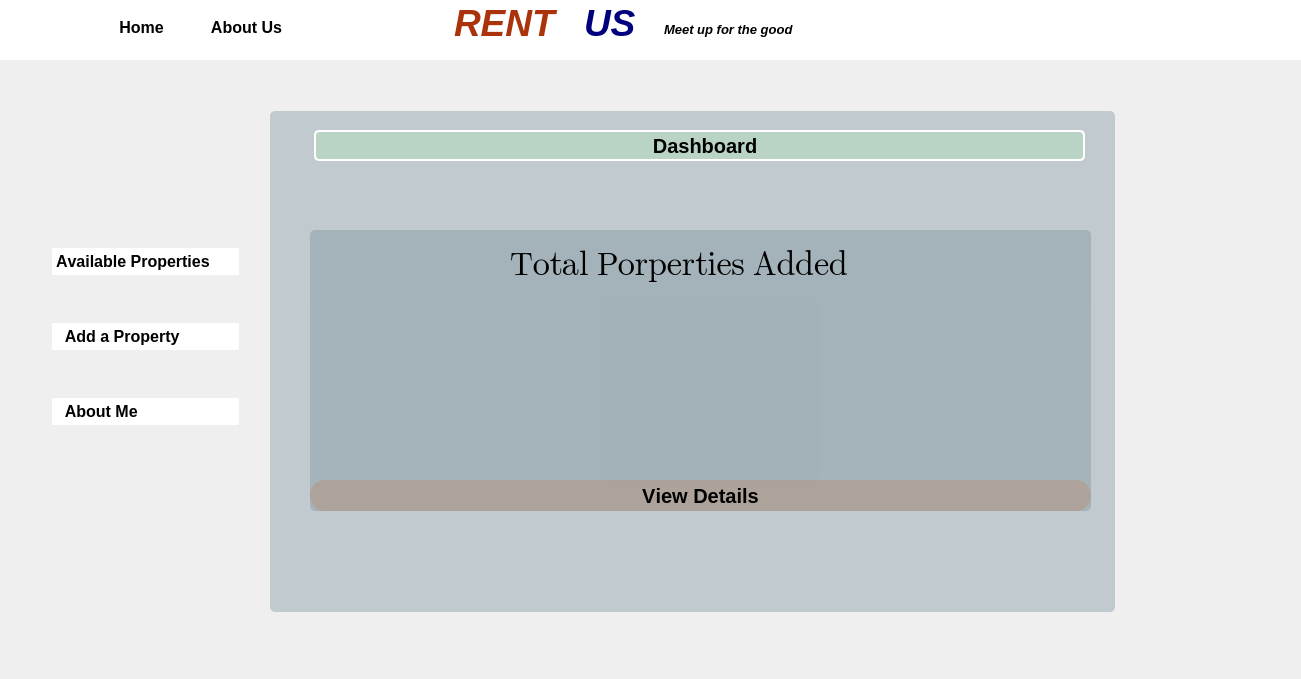
Before: the Qt Designer form dashboard.ui in kausik10/RentUs, drawn with Qt 5.
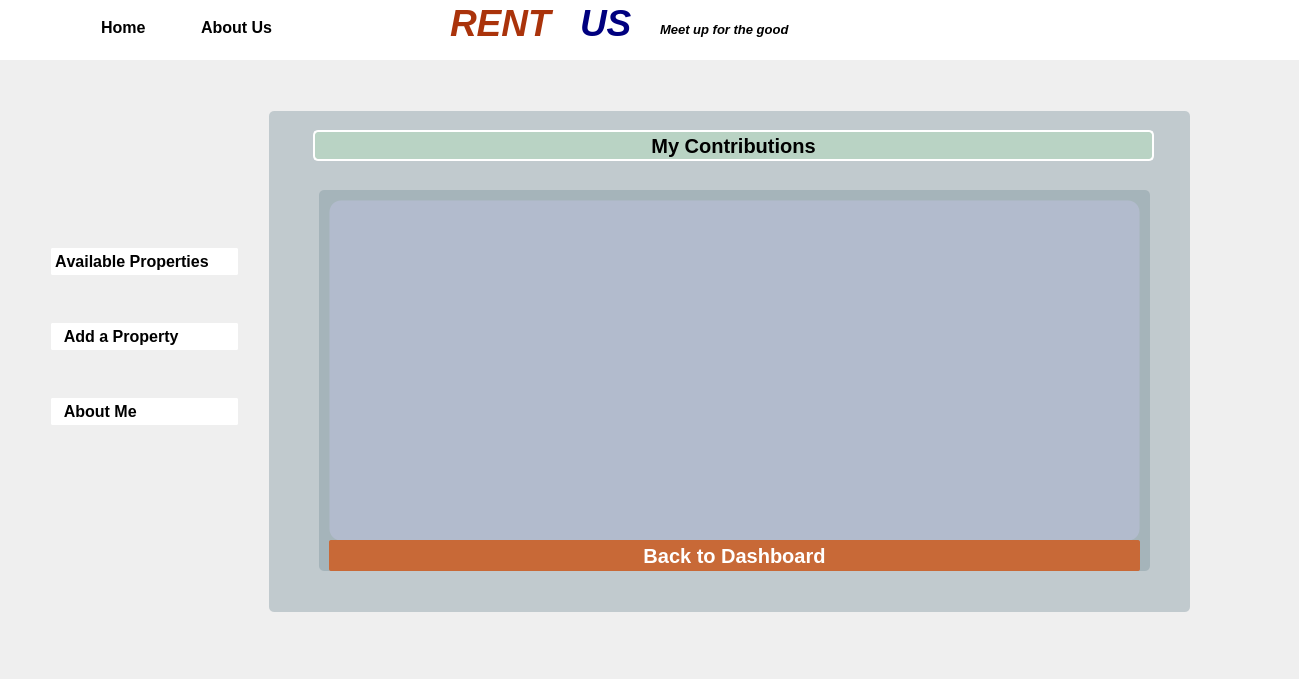
After: the same form once the commit is applied. Icons and pictures are not drawn.

```diff
--- a/dashboard.ui
+++ b/dashboard.ui
@@ -6,7 +6,7 @@
    <rect>
     <x>0</x>
     <y>0</y>
-    <width>1301</width>
+    <width>1299</width>
     <height>679</height>
    </rect>
   </property>
@@ -56,6 +56,9 @@
      <height>661</height>
     </rect>
    </property>
+   <property name="currentIndex">
+    <number>1</number>
+   </property>
    <widget class="QWidget" name="dashboard">
     <widget class="QPlainTextEdit" name="plainTextEdit">
      <property name="geometry">
@@ -76,7 +79,7 @@
     <widget class="QPushButton" name="pushButton_3">
      <property name="geometry">
       <rect>
-       <x>101</x>
+       <x>98</x>
        <y>12</y>
        <width>81</width>
        <height>31</height>
@@ -112,7 +115,7 @@
     <widget class="QTextEdit" name="textEdit">
      <property name="geometry">
       <rect>
-       <x>449</x>
+       <x>446</x>
        <y>-3</y>
        <width>121</width>
        <height>61</height>
@@ -144,7 +147,7 @@
     <widget class="QTextEdit" name="textEdit_3">
      <property name="geometry">
       <rect>
-       <x>659</x>
+       <x>656</x>
        <y>17</y>
        <width>171</width>
        <height>41</height>
@@ -188,7 +191,7 @@
     <widget class="QPushButton" name="pushButton_4">
      <property name="geometry">
       <rect>
-       <x>201</x>
+       <x>198</x>
        <y>12</y>
        <width>91</width>
        <height>31</height>
@@ -264,14 +267,14 @@
          </font>
         </property>
         <property name="styleSheet">
-         <string notr="true">#pushButton_2
+         <string notr="true">#pushButton_7
 {
 color: black;
 	background: rgb(255,255,255);
 	border: 2px solid white;
 	border-radius: 2px;
 }
-#pushButton_2:hover
+#pushButton_7:hover
 {
 	background: rgb(220,220,200);
 }</string>
@@ -400,7 +403,7 @@
     <widget class="QTextEdit" name="textEdit_2">
      <property name="geometry">
       <rect>
-       <x>579</x>
+       <x>576</x>
        <y>-3</y>
        <width>81</width>
        <height>61</height>
@@ -441,7 +444,7 @@
       <rect>
        <x>314</x>
        <y>130</y>
-       <width>771</width>
+       <width>841</width>
        <height>31</height>
       </rect>
      </property>
@@ -485,8 +488,8 @@
      <property name="geometry">
       <rect>
        <x>310</x>
-       <y>480</y>
-       <width>781</width>
+       <y>540</y>
+       <width>841</width>
        <height>31</height>
       </rect>
      </property>
@@ -505,12 +508,21 @@
      <property name="styleSheet">
       <string notr="true">#pushButton_8
 {
-	color: black;
-	background: rgba(200,105,55, 60);
+	color: white;
+	background: rgb(200,105,55);
 	border: 0px solid white ;
-	border-radius: 15px;
+
 	text-align: center;
 }
+#pushButton_8:hover
+{
+	color: white;
+	background: rgb(10,150,220);
+	border: 0px solid white ;
+
+	text-align: center;
+}
+
 </string>
      </property>
      <property name="text">
@@ -538,7 +550,7 @@
       <rect>
        <x>270</x>
        <y>111</y>
-       <width>845</width>
+       <width>921</width>
        <height>501</height>
       </rect>
      </property>
@@ -559,10 +571,10 @@
      </property>
      <property name="geometry">
       <rect>
-       <x>310</x>
-       <y>230</y>
-       <width>781</width>
-       <height>281</height>
+       <x>320</x>
+       <y>190</y>
+       <width>831</width>
+       <height>381</height>
       </rect>
      </property>
      <property name="styleSheet">
@@ -577,22 +589,22 @@
      <property name="geometry">
       <rect>
        <x>600</x>
-       <y>300</y>
-       <width>221</width>
-       <height>181</height>
+       <y>320</y>
+       <width>301</width>
+       <height>221</height>
       </rect>
      </property>
      <property name="font">
       <font>
        <family>Segoe UI Emoji</family>
-       <pointsize>72</pointsize>
+       <pointsize>80</pointsize>
        <italic>false</italic>
        <bold>false</bold>
       </font>
      </property>
      <property name="styleSheet">
       <string notr="true">background: rgba(123,145,156,13);
-border-radius:5px;
+
 border: none;</string>
      </property>
      <property name="readOnly">
@@ -603,15 +615,15 @@
 &lt;html&gt;&lt;head&gt;&lt;meta name=&quot;qrichtext&quot; content=&quot;1&quot; /&gt;&lt;meta charset=&quot;utf-8&quot; /&gt;&lt;style type=&quot;text/css&quot;&gt;
 p, li { white-space: pre-wrap; }
 hr { height: 1px; border-width: 0; }
-&lt;/style&gt;&lt;/head&gt;&lt;body style=&quot; font-family:'Segoe UI Emoji'; font-size:72pt; font-weight:400; font-style:normal;&quot;&gt;
-&lt;p align=&quot;center&quot; style=&quot;-qt-paragraph-type:empty; margin-top:0px; margin-bottom:0px; margin-left:0px; margin-right:0px; -qt-block-indent:0; text-indent:0px;&quot;&gt;&lt;br /&gt;&lt;/p&gt;&lt;/body&gt;&lt;/html&gt;</string>
+&lt;/style&gt;&lt;/head&gt;&lt;body style=&quot; font-family:'Segoe UI Emoji'; font-size:80pt; font-weight:400; font-style:normal;&quot;&gt;
+&lt;p align=&quot;center&quot; style=&quot;-qt-paragraph-type:empty; margin-top:0px; margin-bottom:0px; margin-left:0px; margin-right:0px; -qt-block-indent:0; text-indent:0px; font-size:72pt;&quot;&gt;&lt;br /&gt;&lt;/p&gt;&lt;/body&gt;&lt;/html&gt;</string>
      </property>
     </widget>
     <widget class="QLineEdit" name="lineEdit">
      <property name="geometry">
       <rect>
-       <x>310</x>
-       <y>230</y>
+       <x>360</x>
+       <y>210</y>
        <width>781</width>
        <height>71</height>
       </rect>
@@ -629,7 +641,7 @@
 border-radius:5px;</string>
      </property>
      <property name="text">
-      <string>                        Total Porperties Added</string>
+      <string>                               My Contributions </string>
      </property>
      <property name="readOnly">
       <bool>true</bool>
@@ -651,6 +663,615 @@
     <zorder>pushButton_8</zorder>
     <zorder>lineEdit</zorder>
    </widget>
+   <widget class="QWidget" name="page">
+    <widget class="QStackedWidget" name="stackedWidget_2">
+     <property name="geometry">
+      <rect>
+       <x>-1</x>
+       <y>0</y>
+       <width>1301</width>
+       <height>661</height>
+      </rect>
+     </property>
+     <property name="currentIndex">
+      <number>0</number>
+     </property>
+     <widget class="QWidget" name="dashboard_2">
+      <widget class="QPlainTextEdit" name="plainTextEdit_2">
+       <property name="geometry">
+        <rect>
+         <x>0</x>
+         <y>-1</y>
+         <width>1311</width>
+         <height>61</height>
+        </rect>
+       </property>
+       <property name="styleSheet">
+        <string notr="true">#plaintextEdit
+{
+	border: 2px solid brown;
+}</string>
+       </property>
+      </widget>
+      <widget class="QPushButton" name="pushButton_5">
+       <property name="geometry">
+        <rect>
+         <x>98</x>
+         <y>12</y>
+         <width>81</width>
+         <height>31</height>
+        </rect>
+       </property>
+       <property name="font">
+        <font>
+         <pointsize>12</pointsize>
+         <bold>true</bold>
+        </font>
+       </property>
+       <property name="styleSheet">
+        <string notr="true">#pushButton_3
+{
+	color: black;
+	background: rgb(255,255,255);
+	border: 2px solid white;
+	border-radius: 2px;
+}
+#pushButton_3:hover
+{
+	background: rgb(220,220,200);
+}</string>
+       </property>
+       <property name="text">
+        <string>Home</string>
+       </property>
+       <property name="icon">
+        <iconset resource="src.qrc">
+         <normaloff>:/image/images/home.png</normaloff>:/image/images/home.png</iconset>
+       </property>
+      </widget>
+      <widget class="QTextEdit" name="textEdit_5">
+       <property name="geometry">
+        <rect>
+         <x>446</x>
+         <y>-3</y>
+         <width>121</width>
+         <height>61</height>
+        </rect>
+       </property>
+       <property name="font">
+        <font>
+         <kerning>false</kerning>
+        </font>
+       </property>
+       <property name="acceptDrops">
+        <bool>false</bool>
+       </property>
+       <property name="undoRedoEnabled">
+        <bool>false</bool>
+       </property>
+       <property name="readOnly">
+        <bool>true</bool>
+       </property>
+       <property name="html">
+        <string>&lt;!DOCTYPE HTML PUBLIC &quot;-//W3C//DTD HTML 4.0//EN&quot; &quot;http://www.w3.org/TR/REC-html40/strict.dtd&quot;&gt;
+&lt;html&gt;&lt;head&gt;&lt;meta name=&quot;qrichtext&quot; content=&quot;1&quot; /&gt;&lt;meta charset=&quot;utf-8&quot; /&gt;&lt;style type=&quot;text/css&quot;&gt;
+p, li { white-space: pre-wrap; }
+hr { height: 1px; border-width: 0; }
+&lt;/style&gt;&lt;/head&gt;&lt;body style=&quot; font-family:'Segoe UI'; font-size:9pt; font-weight:400; font-style:normal;&quot;&gt;
+&lt;p style=&quot; margin-top:0px; margin-bottom:0px; margin-left:0px; margin-right:0px; -qt-block-indent:0; text-indent:0px;&quot;&gt;&lt;span style=&quot; font-size:28pt; font-weight:700; font-style:italic; color:#aa330b;&quot;&gt;RENT&lt;/span&gt;&lt;/p&gt;&lt;/body&gt;&lt;/html&gt;</string>
+       </property>
+      </widget>
+      <widget class="QTextEdit" name="textEdit_6">
+       <property name="geometry">
+        <rect>
+         <x>656</x>
+         <y>17</y>
+         <width>171</width>
+         <height>41</height>
+        </rect>
+       </property>
+       <property name="font">
+        <font>
+         <kerning>false</kerning>
+        </font>
+       </property>
+       <property name="mouseTracking">
+        <bool>false</bool>
+       </property>
+       <property name="acceptDrops">
+        <bool>false</bool>
+       </property>
+       <property name="whatsThis">
+        <string notr="true"/>
+       </property>
+       <property name="accessibleName">
+        <string notr="true"/>
+       </property>
+       <property name="accessibleDescription">
+        <string notr="true"/>
+       </property>
+       <property name="undoRedoEnabled">
+        <bool>false</bool>
+       </property>
+       <property name="readOnly">
+        <bool>true</bool>
+       </property>
+       <property name="html">
+        <string>&lt;!DOCTYPE HTML PUBLIC &quot;-//W3C//DTD HTML 4.0//EN&quot; &quot;http://www.w3.org/TR/REC-html40/strict.dtd&quot;&gt;
+&lt;html&gt;&lt;head&gt;&lt;meta name=&quot;qrichtext&quot; content=&quot;1&quot; /&gt;&lt;meta charset=&quot;utf-8&quot; /&gt;&lt;style type=&quot;text/css&quot;&gt;
+p, li { white-space: pre-wrap; }
+hr { height: 1px; border-width: 0; }
+&lt;/style&gt;&lt;/head&gt;&lt;body style=&quot; font-family:'Segoe UI'; font-size:9pt; font-weight:400; font-style:normal;&quot;&gt;
+&lt;p style=&quot; margin-top:0px; margin-bottom:0px; margin-left:0px; margin-right:0px; -qt-block-indent:0; text-indent:0px;&quot;&gt;&lt;span style=&quot; font-size:10pt; font-weight:700; font-style:italic;&quot;&gt;Meet up for the good&lt;/span&gt;&lt;/p&gt;&lt;/body&gt;&lt;/html&gt;</string>
+       </property>
+      </widget>
+      <widget class="QPushButton" name="pushButton_9">
+       <property name="geometry">
+        <rect>
+         <x>198</x>
+         <y>12</y>
+         <width>91</width>
+         <height>31</height>
+        </rect>
+       </property>
+       <property name="font">
+        <font>
+         <pointsize>12</pointsize>
+         <bold>true</bold>
+        </font>
+       </property>
+       <property name="styleSheet">
+        <string notr="true">#pushButton_4
+{
+color: black;
+	background: rgb(255,255,255);
+	border: 2px solid white;
+	border-radius: 2px;
+}
+#pushButton_4:hover
+{
+	background: rgb(220,220,200);
+}</string>
+       </property>
+       <property name="text">
+        <string>About Us</string>
+       </property>
+      </widget>
+      <widget class="QTextEdit" name="textEdit_7">
+       <property name="geometry">
+        <rect>
+         <x>1181</x>
+         <y>7</y>
+         <width>104</width>
+         <height>51</height>
+        </rect>
+       </property>
+       <property name="acceptDrops">
+        <bool>false</bool>
+       </property>
+       <property name="styleSheet">
+        <string notr="true">#textEdit_7
+{
+	border-image: url(:/image/images/user.png);
+}</string>
+       </property>
+       <property name="undoRedoEnabled">
+        <bool>false</bool>
+       </property>
+       <property name="readOnly">
+        <bool>true</bool>
+       </property>
+      </widget>
+      <widget class="QWidget" name="layoutWidget_2">
+       <property name="geometry">
+        <rect>
+         <x>52</x>
+         <y>206</y>
+         <width>187</width>
+         <height>261</height>
+        </rect>
+       </property>
+       <layout class="QVBoxLayout" name="verticalLayout_2">
+        <item>
+         <widget class="QPushButton" name="pushButton_10">
+          <property name="font">
+           <font>
+            <pointsize>12</pointsize>
+            <italic>false</italic>
+            <bold>true</bold>
+            <stylestrategy>PreferDefault</stylestrategy>
+            <kerning>false</kerning>
+           </font>
+          </property>
+          <property name="styleSheet">
+           <string notr="true">#pushButton_10
+{
+color: black;
+	background: rgb(255,255,255);
+	border: 2px solid white;
+	border-radius: 2px;
+}
+#pushButton_10:hover
+{
+	background: rgb(220,220,200);
+}</string>
+          </property>
+          <property name="text">
+           <string>Available Properties</string>
+          </property>
+          <property name="icon">
+           <iconset resource="src.qrc">
+            <normaloff>:/image/images/report.png</normaloff>:/image/images/report.png</iconset>
+          </property>
+         </widget>
+        </item>
+        <item>
+         <widget class="QPushButton" name="pushButton_11">
+          <property name="font">
+           <font>
+            <pointsize>12</pointsize>
+            <italic>false</italic>
+            <bold>true</bold>
+            <stylestrategy>PreferDefault</stylestrategy>
+            <kerning>false</kerning>
+           </font>
+          </property>
+          <property name="styleSheet">
+           <string notr="true">#pushButton_11
+{
+color: black;
+	background: rgb(255,255,255);
+	border: 2px solid white;
+	border-radius: 2px;
+}
+#pushButton_11:hover
+{
+	background: rgb(220,220,200);
+}</string>
+          </property>
+          <property name="text">
+           <string>  Add a Property</string>
+          </property>
+          <property name="icon">
+           <iconset resource="src.qrc">
+            <normaloff>:/image/images/home.png</normaloff>:/image/images/home.png</iconset>
+          </property>
+         </widget>
+        </item>
+        <item>
+         <widget class="QPushButton" name="pushButton_12">
+          <property name="font">
+           <font>
+            <pointsize>12</pointsize>
+            <italic>false</italic>
+            <bold>true</bold>
+            <stylestrategy>PreferDefault</stylestrategy>
+            <kerning>false</kerning>
+           </font>
+          </property>
+          <property name="mouseTracking">
+           <bool>true</bool>
+          </property>
+          <property name="styleSheet">
+           <string notr="true">#pushButton_12
+{
+color: black;
+	background: rgb(255,255,255);
+	border: 2px solid white;
+	border-radius: 2px;
+}
+#pushButton_12:hover
+{
+	background: rgb(220,220,200);
+}</string>
+          </property>
+          <property name="text">
+           <string>  About Me</string>
+          </property>
+          <property name="icon">
+           <iconset resource="src.qrc">
+            <normaloff>:/image/images/user.png</normaloff>:/image/images/user.png</iconset>
+          </property>
+          <property name="autoDefault">
+           <bool>false</bool>
+          </property>
+          <property name="default">
+           <bool>false</bool>
+          </property>
+          <property name="flat">
+           <bool>false</bool>
+          </property>
+         </widget>
+        </item>
+       </layout>
+      </widget>
+      <widget class="QPushButton" name="menu_btn_2">
+       <property name="geometry">
+        <rect>
+         <x>1</x>
+         <y>-11</y>
+         <width>81</width>
+         <height>71</height>
+        </rect>
+       </property>
+       <property name="font">
+        <font>
+         <pointsize>11</pointsize>
+         <bold>true</bold>
+        </font>
+       </property>
+       <property name="styleSheet">
+        <string notr="true">#menu_btn_2
+{
+	color: black;
+	background: rgb(255,255,255);
+	border: 0px;
+	border-radius: 0px;
+	pading: 2px;
+}
+#menu_btn_2:hover
+{
+	background: rgb(50,50,50);
+	color: white;
+}
+#menu_btn_2::menu-indicator{ image: none; }</string>
+       </property>
+      </widget>
+      <widget class="QTextEdit" name="textEdit_8">
+       <property name="geometry">
+        <rect>
+         <x>576</x>
+         <y>-3</y>
+         <width>81</width>
+         <height>61</height>
+        </rect>
+       </property>
+       <property name="font">
+        <font>
+         <kerning>false</kerning>
+        </font>
+       </property>
+       <property name="acceptDrops">
+        <bool>false</bool>
+       </property>
+       <property name="styleSheet">
+        <string notr="true">#textEdit_2
+{
+	border-color: white;
+	bordrer: none;
+}</string>
+       </property>
+       <property name="undoRedoEnabled">
+        <bool>false</bool>
+       </property>
+       <property name="readOnly">
+        <bool>true</bool>
+       </property>
+       <property name="html">
+        <string>&lt;!DOCTYPE HTML PUBLIC &quot;-//W3C//DTD HTML 4.0//EN&quot; &quot;http://www.w3.org/TR/REC-html40/strict.dtd&quot;&gt;
+&lt;html&gt;&lt;head&gt;&lt;meta name=&quot;qrichtext&quot; content=&quot;1&quot; /&gt;&lt;meta charset=&quot;utf-8&quot; /&gt;&lt;style type=&quot;text/css&quot;&gt;
+p, li { white-space: pre-wrap; }
+hr { height: 1px; border-width: 0; }
+&lt;/style&gt;&lt;/head&gt;&lt;body style=&quot; font-family:'Segoe UI'; font-size:9pt; font-weight:400; font-style:normal;&quot;&gt;
+&lt;p style=&quot; margin-top:0px; margin-bottom:0px; margin-left:0px; margin-right:0px; -qt-block-indent:0; text-indent:0px;&quot;&gt;&lt;span style=&quot; font-size:28pt; font-weight:700; font-style:italic; color:#00007f;&quot;&gt;US&lt;/span&gt;&lt;/p&gt;&lt;/body&gt;&lt;/html&gt;</string>
+       </property>
+      </widget>
+      <widget class="QPushButton" name="pushButton_35">
+       <property name="geometry">
+        <rect>
+         <x>314</x>
+         <y>130</y>
+         <width>841</width>
+         <height>31</height>
+        </rect>
+       </property>
+       <property name="font">
+        <font>
+         <pointsize>15</pointsize>
+         <italic>false</italic>
+         <bold>true</bold>
+         <stylestrategy>PreferDefault</stylestrategy>
+         <kerning>false</kerning>
+        </font>
+       </property>
+       <property name="styleSheet">
+        <string notr="true">
+#pushButton_35
+{
+border-radius: 5px;
+border: 2px solid white;
+background-color: rgba(150, 255, 147, 45);
+text-align: center;
+
+}
+
+</string>
+       </property>
+       <property name="text">
+        <string>My Contributions</string>
+       </property>
+       <property name="icon">
+        <iconset resource="src.qrc">
+         <normaloff>:/image/images/report.png</normaloff>:/image/images/report.png</iconset>
+       </property>
+       <property name="iconSize">
+        <size>
+         <width>25</width>
+         <height>25</height>
+        </size>
+       </property>
+      </widget>
+      <widget class="QPushButton" name="pushButton_13">
+       <property name="geometry">
+        <rect>
+         <x>330</x>
+         <y>540</y>
+         <width>811</width>
+         <height>31</height>
+        </rect>
+       </property>
+       <property name="font">
+        <font>
+         <pointsize>15</pointsize>
+         <italic>false</italic>
+         <bold>true</bold>
+         <stylestrategy>PreferDefault</stylestrategy>
+         <kerning>false</kerning>
+        </font>
+       </property>
+       <property name="mouseTracking">
+        <bool>true</bool>
+       </property>
+       <property name="styleSheet">
+        <string notr="true">#pushButton_13
+{
+	color: white;
+	background: rgb(200,105,55);
+	border: 0px solid white ;
+
+	text-align: center;
+}
+#pushButton_13:hover
+{
+	color: white;
+	background: rgb(10,150,220);
+	border: 0px solid white ;
+
+	text-align: center;
+}
+
+</string>
+       </property>
+       <property name="text">
+        <string>Back to Dashboard</string>
+       </property>
+       <property name="icon">
+        <iconset theme="accessories-text-editor">
+         <normaloff>.</normaloff>.</iconset>
+       </property>
+       <property name="autoDefault">
+        <bool>false</bool>
+       </property>
+       <property name="default">
+        <bool>false</bool>
+       </property>
+       <property name="flat">
+        <bool>false</bool>
+       </property>
+      </widget>
+      <widget class="QLabel" name="label_4">
+       <property name="enabled">
+        <bool>false</bool>
+       </property>
+       <property name="geometry">
+        <rect>
+         <x>270</x>
+         <y>111</y>
+         <width>921</width>
+         <height>501</height>
+        </rect>
+       </property>
+       <property name="styleSheet">
+        <string notr="true">background: rgba(123,145,156,100);
+border-radius:5px;</string>
+       </property>
+       <property name="text">
+        <string/>
+       </property>
+       <property name="textInteractionFlags">
+        <set>Qt::NoTextInteraction</set>
+       </property>
+      </widget>
+      <widget class="QLabel" name="label_2">
+       <property name="enabled">
+        <bool>false</bool>
+       </property>
+       <property name="geometry">
+        <rect>
+         <x>320</x>
+         <y>190</y>
+         <width>831</width>
+         <height>381</height>
+        </rect>
+       </property>
+       <property name="styleSheet">
+        <string notr="true">background: rgba(123,145,156,100);
+border-radius:5px;</string>
+       </property>
+       <property name="text">
+        <string/>
+       </property>
+      </widget>
+      <widget class="QTableView" name="tableView">
+       <property name="geometry">
+        <rect>
+         <x>330</x>
+         <y>200</y>
+         <width>811</width>
+         <height>341</height>
+        </rect>
+       </property>
+       <property name="styleSheet">
+        <string notr="true">border-color: rgb(131, 131, 131);
+background-color: rgba(200, 200, 235, 100);
+border-width : 1px;
+border-radius: 12px;
+
+border-style: offset;
+</string>
+       </property>
+       <property name="alternatingRowColors">
+        <bool>true</bool>
+       </property>
+       <property name="showGrid">
+        <bool>true</bool>
+       </property>
+       <property name="gridStyle">
+        <enum>Qt::NoPen</enum>
+       </property>
+       <property name="sortingEnabled">
+        <bool>false</bool>
+       </property>
+       <attribute name="horizontalHeaderVisible">
+        <bool>true</bool>
+       </attribute>
+       <attribute name="verticalHeaderVisible">
+        <bool>false</bool>
+       </attribute>
+      </widget>
+      <zorder>plainTextEdit_2</zorder>
+      <zorder>label_4</zorder>
+      <zorder>label_2</zorder>
+      <zorder>tableView</zorder>
+      <zorder>pushButton_5</zorder>
+      <zorder>textEdit_5</zorder>
+      <zorder>textEdit_6</zorder>
+      <zorder>pushButton_9</zorder>
+      <zorder>textEdit_7</zorder>
+      <zorder>layoutWidget_2</zorder>
+      <zorder>textEdit_8</zorder>
+      <zorder>pushButton_35</zorder>
+      <zorder>pushButton_13</zorder>
+      <zorder>menu_btn_2</zorder>
+     </widget>
+     <widget class="QWidget" name="page_2"/>
+    </widget>
+   </widget>
+  </widget>
+  <widget class="QTextEdit" name="greeting_user_3">
+   <property name="geometry">
+    <rect>
+     <x>1030</x>
+     <y>12</y>
+     <width>151</width>
+     <height>41</height>
+    </rect>
+   </property>
+   <property name="font">
+    <font>
+     <pointsize>12</pointsize>
+    </font>
+   </property>
   </widget>
  </widget>
  <resources>
```
Left out of the diff: 59 changed lines with no effect on the pictures.
